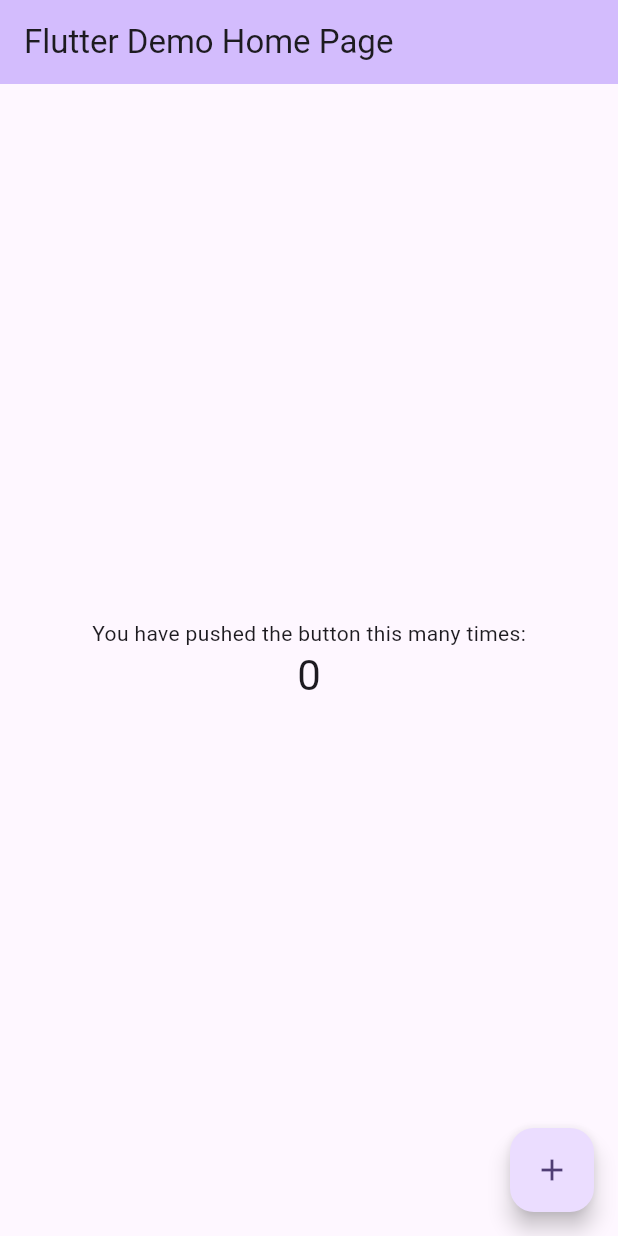
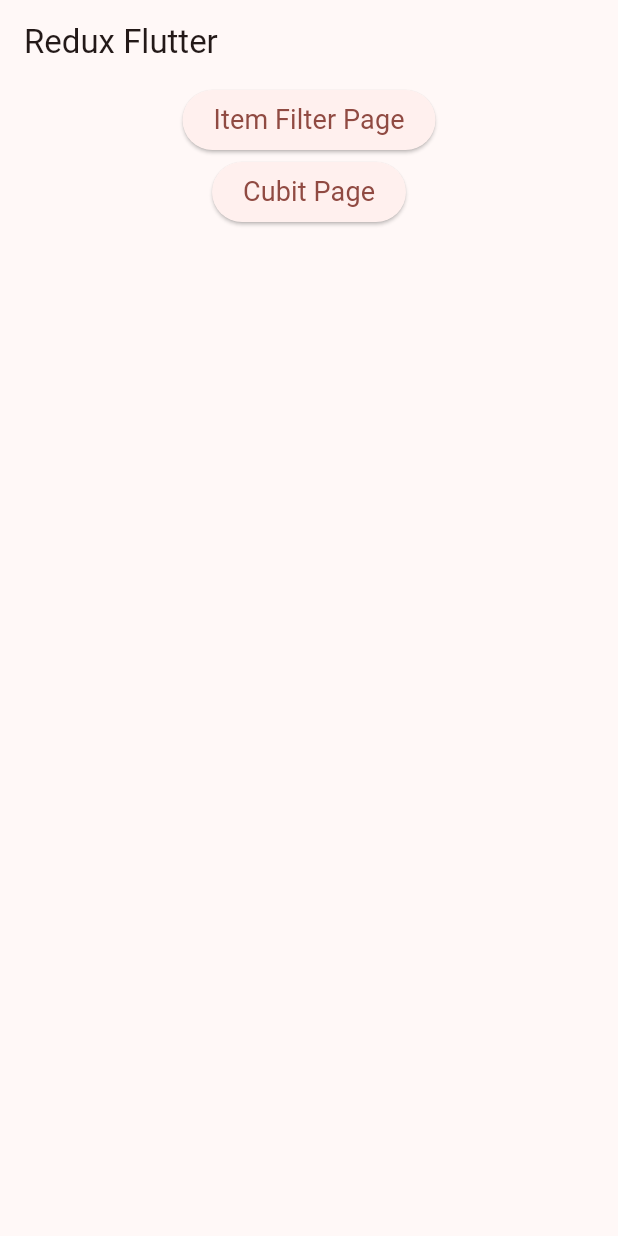
Before and after one commit to wadpas/bloc_flutter_state, a Flutter app: the screen it shows after launch, on a phone screen of 412 x 824 dp. Run offline on Flutter 3.47's test engine with Material 2 defaults, Android fonts, the phone set to English and light mode, and no system bars; our stand-ins replace bloc, google_fonts; Roboto replaces fonts that are missing (Mooli).

```diff
--- a/lib/main.dart
+++ b/lib/main.dart
@@ -1,4 +1,6 @@
+import 'package:bloc_flutter_state/pages/cubir.dart';
 import 'package:flutter/material.dart';
+import 'package:google_fonts/google_fonts.dart';
 
 void main() {
   runApp(const MyApp());
@@ -7,119 +9,58 @@ void main() {
 class MyApp extends StatelessWidget {
   const MyApp({super.key});
 
-  // This widget is the root of your application.
   @override
   Widget build(BuildContext context) {
     return MaterialApp(
-      title: 'Flutter Demo',
+      title: 'Redux Flutter',
       theme: ThemeData(
-        // This is the theme of your application.
-        //
-        // TRY THIS: Try running your application with "flutter run". You'll see
-        // the application has a blue toolbar. Then, without quitting the app,
-        // try changing the seedColor in the colorScheme below to Colors.green
-        // and then invoke "hot reload" (save your changes or press the "hot
-        // reload" button in a Flutter-supported IDE, or press "r" if you used
-        // the command line to start the app).
-        //
-        // Notice that the counter didn't reset back to zero; the application
-        // state is not lost during the reload. To reset the state, use hot
-        // restart instead.
-        //
-        // This works for code too, not just values: Most code changes can be
-        // tested with just a hot reload.
-        colorScheme: ColorScheme.fromSeed(seedColor: Colors.deepPurple),
+        colorScheme: ColorScheme.fromSeed(
+          seedColor: Colors.red,
+        ),
         useMaterial3: true,
+        textTheme: GoogleFonts.mooliTextTheme().copyWith(
+          labelLarge: GoogleFonts.mooli(
+            fontSize: 18,
+            fontWeight: FontWeight.normal,
+          ),
+        ),
       ),
-      home: const MyHomePage(title: 'Flutter Demo Home Page'),
+      home: const HomePage(),
+      routes: {
+        '/cubit-page': (context) => const CubitPage(),
+      },
     );
   }
 }
 
-class MyHomePage extends StatefulWidget {
-  const MyHomePage({super.key, required this.title});
-
-  // This widget is the home page of your application. It is stateful, meaning
-  // that it has a State object (defined below) that contains fields that affect
-  // how it looks.
-
-  // This class is the configuration for the state. It holds the values (in this
-  // case the title) provided by the parent (in this case the App widget) and
-  // used by the build method of the State. Fields in a Widget subclass are
-  // always marked "final".
-
-  final String title;
-
-  @override
-  State<MyHomePage> createState() => _MyHomePageState();
-}
-
-class _MyHomePageState extends State<MyHomePage> {
-  int _counter = 0;
-
-  void _incrementCounter() {
-    setState(() {
-      // This call to setState tells the Flutter framework that something has
-      // changed in this State, which causes it to rerun the build method below
-      // so that the display can reflect the updated values. If we changed
-      // _counter without calling setState(), then the build method would not be
-      // called again, and so nothing would appear to happen.
-      _counter++;
-    });
-  }
+class HomePage extends StatelessWidget {
+  const HomePage({super.key});
 
   @override
   Widget build(BuildContext context) {
-    // This method is rerun every time setState is called, for instance as done
-    // by the _incrementCounter method above.
-    //
-    // The Flutter framework has been optimized to make rerunning build methods
-    // fast, so that you can just rebuild anything that needs updating rather
-    // than having to individually change instances of widgets.
     return Scaffold(
       appBar: AppBar(
-        // TRY THIS: Try changing the color here to a specific color (to
-        // Colors.amber, perhaps?) and trigger a hot reload to see the AppBar
-        // change color while the other colors stay the same.
-        backgroundColor: Theme.of(context).colorScheme.inversePrimary,
-        // Here we take the value from the MyHomePage object that was created by
-        // the App.build method, and use it to set our appbar title.
-        title: Text(widget.title),
+        title: const Text('Redux Flutter'),
       ),
-      body: Center(
-        // Center is a layout widget. It takes a single child and positions it
-        // in the middle of the parent.
+      body: SizedBox(
+        width: double.infinity,
         child: Column(
-          // Column is also a layout widget. It takes a list of children and
-          // arranges them vertically. By default, it sizes itself to fit its
-          // children horizontally, and tries to be as tall as its parent.
-          //
-          // Column has various properties to control how it sizes itself and
-          // how it positions its children. Here we use mainAxisAlignment to
-          // center the children vertically; the main axis here is the vertical
-          // axis because Columns are vertical (the cross axis would be
-          // horizontal).
-          //
-          // TRY THIS: Invoke "debug painting" (choose the "Toggle Debug Paint"
-          // action in the IDE, or press "p" in the console), to see the
-          // wireframe for each widget.
-          mainAxisAlignment: MainAxisAlignment.center,
-          children: <Widget>[
-            const Text(
-              'You have pushed the button this many times:',
+          children: [
+            ElevatedButton(
+              onPressed: () {
+                Navigator.of(context).pushNamed('/item-filter');
+              },
+              child: const Text('Item Filter Page'),
             ),
-            Text(
-              '$_counter',
-              style: Theme.of(context).textTheme.headlineMedium,
+            ElevatedButton(
+              onPressed: () {
+                Navigator.of(context).pushNamed('/cubit-page');
+              },
+              child: const Text('Cubit Page'),
             ),
           ],
         ),
       ),
-      floatingActionButton: FloatingActionButton(
-        onPressed: _incrementCounter,
-        tooltip: 'Increment',
-        child: const Icon(Icons.add),
-      ), // This trailing comma makes auto-formatting nicer for build methods.
     );
   }
 }
--- a/pubspec.yaml
+++ b/pubspec.yaml
@@ -35,6 +35,9 @@ dependencies:
   # The following adds the Cupertino Icons font to your application.
   # Use with the CupertinoIcons class for iOS style icons.
   cupertino_icons: ^1.0.2
+  google_fonts: ^6.1.0
+  bloc: ^8.1.2
+  flutter_bloc: ^8.1.3
 
 dev_dependencies:
   flutter_test:
```
Also changed, not shown: lib/pages/cubir.dart (added, +35 -0 lines), pubspec.lock.
